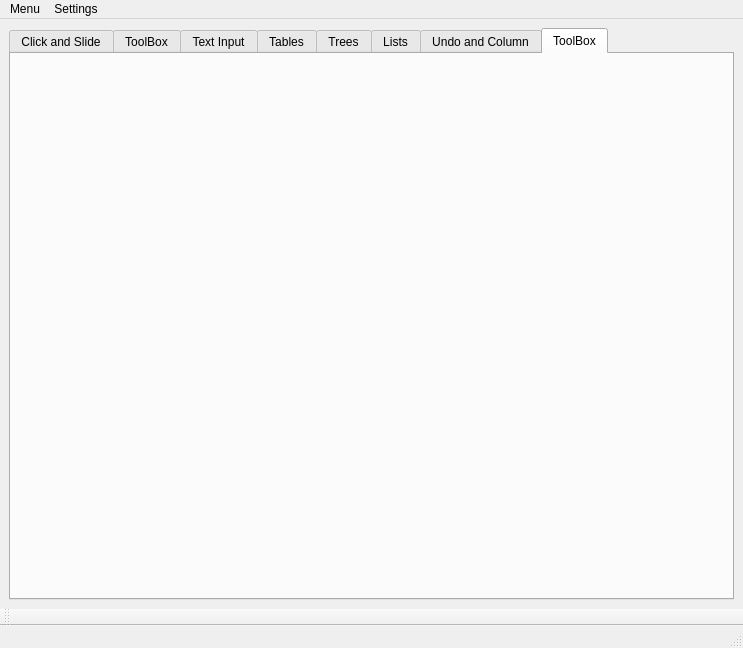
Before: the Qt Designer form examples/simple_qt_widget_example/mainwindow.ui in lildannita/QtAda, drawn with Qt 5.
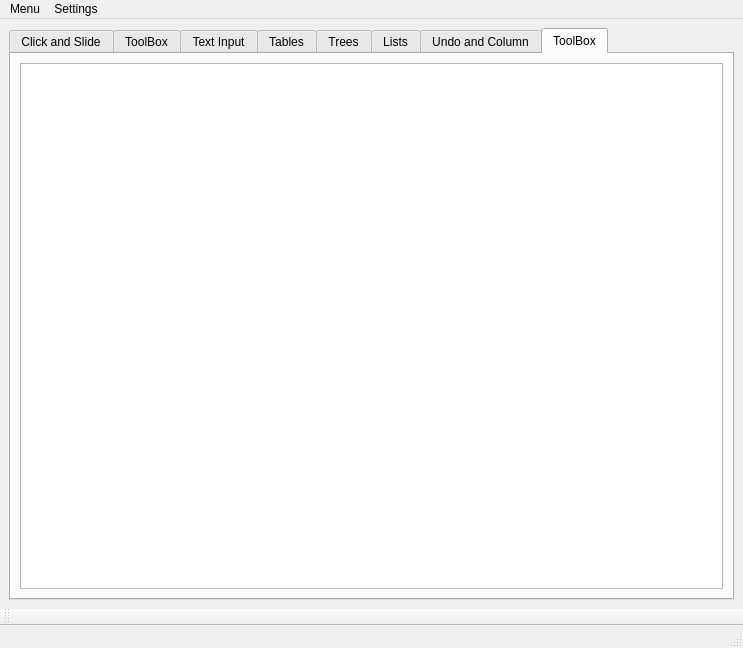
After: the same form once the commit is applied. The open tabs and pages were chosen to show the change.

Diff of the .ui file:
```diff
--- a/examples/simple_qt_widget_example/mainwindow.ui
+++ b/examples/simple_qt_widget_example/mainwindow.ui
@@ -20,8 +20,8 @@
      <verstretch>0</verstretch>
     </sizepolicy>
    </property>
-   <layout class="QHBoxLayout" name="horizontalLayout_15">
-    <item>
+   <layout class="QGridLayout" name="gridLayout">
+    <item row="0" column="0">
      <widget class="QTabWidget" name="tabWidget">
       <property name="currentIndex">
        <number>0</number>
@@ -702,6 +702,15 @@
        <attribute name="title">
         <string>ToolBox</string>
        </attribute>
+       <layout class="QGridLayout" name="gridLayout_2">
+        <item row="0" column="0">
+         <widget class="QListView" name="custom_listView">
+          <property name="selectionMode">
+           <enum>QAbstractItemView::NoSelection</enum>
+          </property>
+         </widget>
+        </item>
+       </layout>
       </widget>
      </widget>
     </item>
```
Left out of the diff: 2 changed lines with no effect on the pictures.
